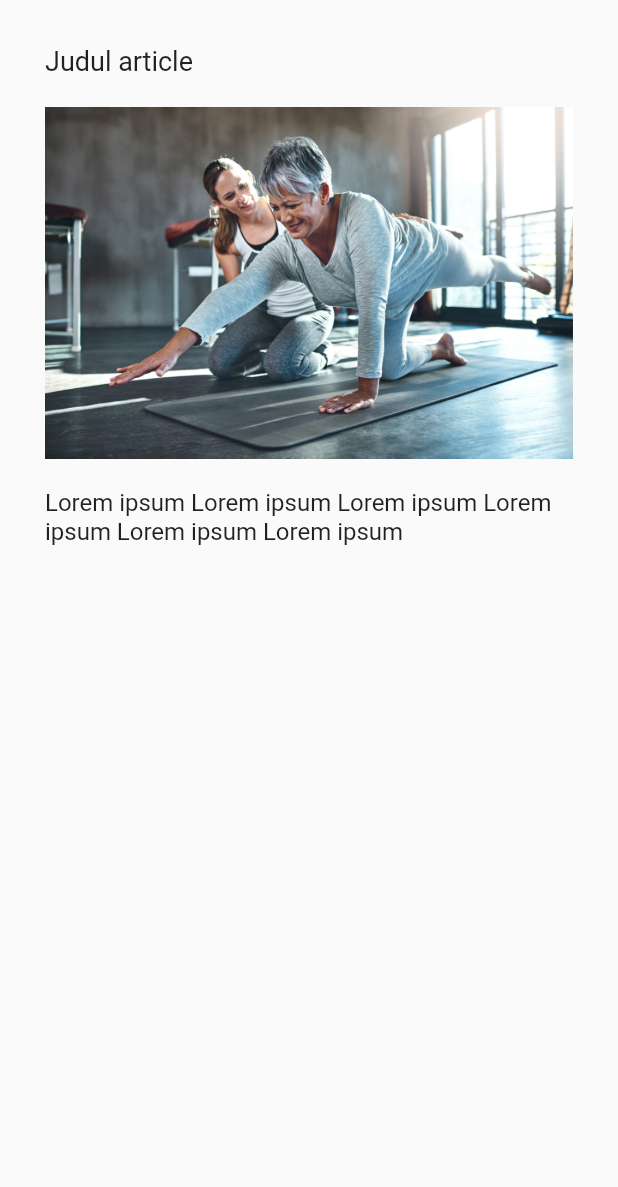
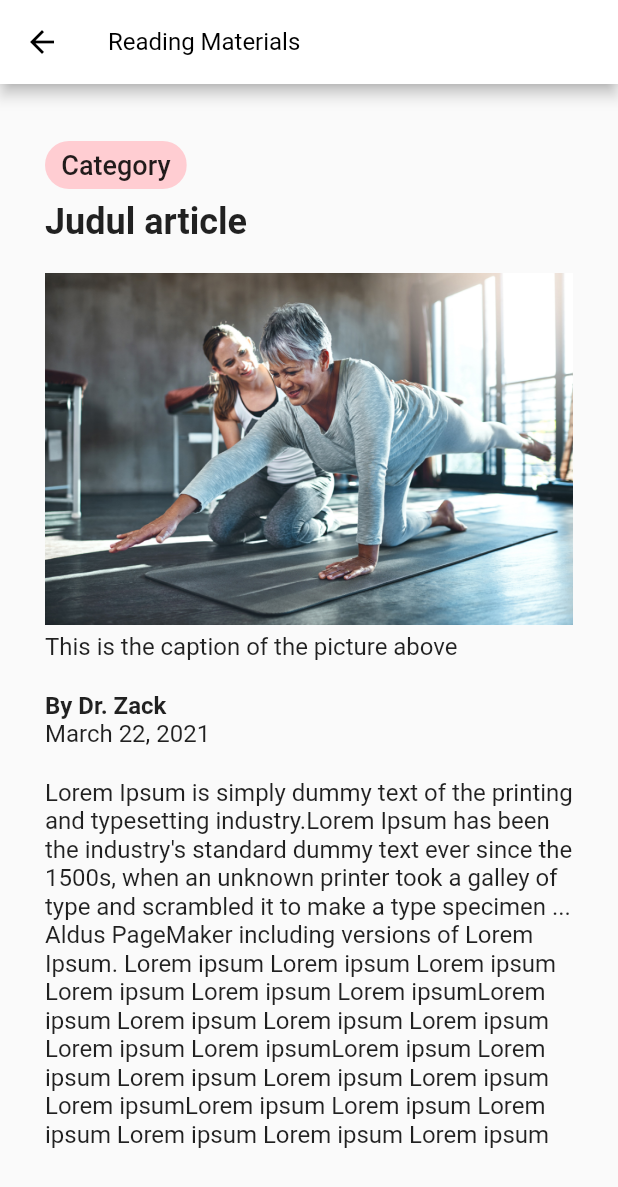
Before and after one commit to nathasyae/heartrate, a Flutter app: the ReadingMaterial screen opened directly, on a phone screen of 412 x 824 dp. Shown: the top 1187 px of the screen. Run offline on Flutter 3.47's test engine with Material 2 defaults, Android fonts, the phone set to English and light mode, and no system bars; our stand-ins replace audioplayers, camera, charts_flutter, cloud_firestore, firebase_auth, firebase_core and 6 more; missing offline and left inert: dart:ffi, demoji, flutter_clean_calendar, flutter_dropdown, international_system_of_units; accounts and stored records are empty.

Commit message:
Ui adjustment in materials

```diff
--- a/lib/pages/materials/readingMaterial.dart
+++ b/lib/pages/materials/readingMaterial.dart
@@ -12,17 +12,31 @@ class _ReadingMaterialState extends State<ReadingMaterial> {
   @override
   Widget build(BuildContext context) {
     return Scaffold(
-      body: Container(
-        margin: EdgeInsets.all(30),
-          child: ListView(
+      appBar: AppBar(title: new Text("Reading Materials", style: TextStyle(color: Colors.black)), backgroundColor: Colors.white),
+      body: ListView(
+                padding: EdgeInsets.all(30),
               children: [
-              Text("Judul article", style: TextStyle(fontSize: 18.0)),
+                Align(alignment: Alignment.topLeft, child: Chip(label: Text("Category", textAlign: TextAlign.left), backgroundColor: Colors.red[100],),),
+                Text("Judul article", style: TextStyle(fontSize: 24.0, fontWeight: FontWeight.bold)),
                 SizedBox(height: 20),
                 Image.asset('assets/images/finish_pic.jpg'),
+                SizedBox(height: 5),
+                Text("This is the caption of the picture above"),
                 SizedBox(height: 20),
-              Text("Lorem ipsum Lorem ipsum Lorem ipsum Lorem ipsum Lorem ipsum Lorem ipsum"),
+                Text("By Dr. Zack", style: TextStyle(fontWeight: FontWeight.bold)),
+                Text("March 22, 2021"),
+                SizedBox(height: 20),
+                Text("Lorem Ipsum is simply dummy text of the printing and typesetting industry."
+                    "Lorem Ipsum has been the industry's standard dummy text ever since the 1500s, "
+                    "when an unknown printer took a galley of type and scrambled it to make a type "
+                    "specimen ... Aldus PageMaker including versions of Lorem Ipsum. "
+                    "Lorem ipsum Lorem ipsum Lorem ipsum Lorem ipsum Lorem ipsum Lorem ipsum"
+                    "Lorem ipsum Lorem ipsum Lorem ipsum Lorem ipsum Lorem ipsum Lorem ipsum"
+                    "Lorem ipsum Lorem ipsum Lorem ipsum Lorem ipsum Lorem ipsum Lorem ipsum"
+                    "Lorem ipsum Lorem ipsum Lorem ipsum Lorem ipsum Lorem ipsum Lorem ipsum",
+                style: TextStyle(
+                    fontSize: 16)),
               ],
-          ),
             ),
     );
   }
```
Also changed, not shown: lib/pages/materials/audioMaterial.dart (+56 -62 lines). Lines whose indentation alone changed are shown as unchanged.
